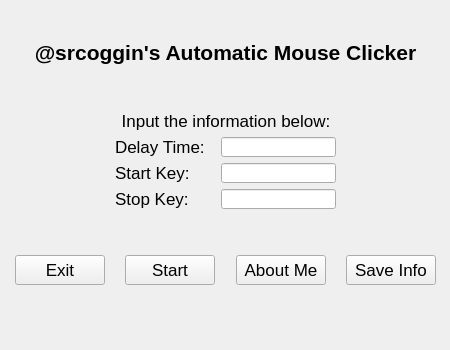
This is GUI.ui in srcoggin/PynPut-Auto-Clicker as Qt 5 draws it before an edit. The edited form follows.
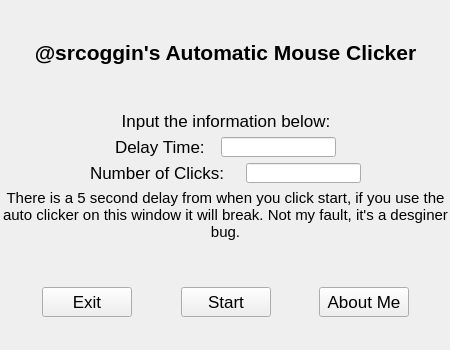
This is the edited form.

Commit message: im sorry bp, the simple auto clicker killed me. enough for today. the UI intergration is so annoying, the thing buils, but it just crashes after more than 10 clicks

```diff
--- a/GUI.ui
+++ b/GUI.ui
@@ -25,7 +25,7 @@
   <property name="windowTitle">
    <string>Form</string>
   </property>
-  <widget class="QWidget" name="">
+  <widget class="QWidget" name="layoutWidget">
    <property name="geometry">
     <rect>
      <x>0</x>
@@ -229,7 +229,7 @@
            <widget class="QLabel" name="label_4">
             <property name="minimumSize">
              <size>
-              <width>100</width>
+              <width>150</width>
               <height>20</height>
              </size>
             </property>
@@ -245,7 +245,7 @@
              </font>
             </property>
             <property name="text">
-             <string>Start Key:</string>
+             <string>Number of Clicks:</string>
             </property>
            </widget>
           </item>
@@ -281,74 +281,22 @@
          </layout>
         </item>
         <item>
-         <layout class="QHBoxLayout" name="horizontalLayout_2">
-          <item>
-           <spacer name="horizontalSpacer_9">
-            <property name="orientation">
-             <enum>Qt::Horizontal</enum>
-            </property>
-            <property name="sizeHint" stdset="0">
-             <size>
-              <width>40</width>
-              <height>20</height>
-             </size>
-            </property>
-           </spacer>
-          </item>
-          <item>
-           <widget class="QLabel" name="label_5">
-            <property name="minimumSize">
-             <size>
-              <width>100</width>
-              <height>20</height>
-             </size>
-            </property>
-            <property name="maximumSize">
-             <size>
-              <width>100</width>
-              <height>20</height>
-             </size>
-            </property>
-            <property name="font">
-             <font>
-              <pointsize>13</pointsize>
-             </font>
-            </property>
-            <property name="text">
-             <string>Stop Key:</string>
-            </property>
-           </widget>
-          </item>
-          <item>
-           <widget class="QLineEdit" name="Stop_Key_Input">
-            <property name="minimumSize">
-             <size>
-              <width>115</width>
-              <height>20</height>
-             </size>
-            </property>
-            <property name="maximumSize">
-             <size>
-              <width>115</width>
-              <height>20</height>
-             </size>
-            </property>
-           </widget>
-          </item>
-          <item>
-           <spacer name="horizontalSpacer_10">
-            <property name="orientation">
-             <enum>Qt::Horizontal</enum>
-            </property>
-            <property name="sizeHint" stdset="0">
-             <size>
-              <width>40</width>
-              <height>20</height>
-             </size>
-            </property>
-           </spacer>
-          </item>
-         </layout>
+         <widget class="QLabel" name="label_5">
+          <property name="font">
+           <font>
+            <pointsize>11</pointsize>
+           </font>
+          </property>
+          <property name="text">
+           <string>There is a 5 second delay from when you click start, if you use the auto clicker on this window it will break. Not my fault, it's a desginer bug.</string>
+          </property>
+          <property name="alignment">
+           <set>Qt::AlignCenter</set>
+          </property>
+          <property name="wordWrap">
+           <bool>true</bool>
+          </property>
+         </widget>
         </item>
         <item>
          <spacer name="verticalSpacer_4">
@@ -480,43 +428,6 @@
         </property>
        </widget>
       </item>
-      <item>
-       <spacer name="horizontalSpacer_3">
-        <property name="orientation">
-         <enum>Qt::Horizontal</enum>
-        </property>
-        <property name="sizeHint" stdset="0">
-         <size>
-          <width>40</width>
-          <height>20</height>
-         </size>
-        </property>
-       </spacer>
-      </item>
-      <item>
-       <widget class="QPushButton" name="Save_Info_Button">
-        <property name="minimumSize">
-         <size>
-          <width>90</width>
-          <height>30</height>
-         </size>
-        </property>
-        <property name="maximumSize">
-         <size>
-          <width>90</width>
-          <height>30</height>
-         </size>
-        </property>
-        <property name="font">
-         <font>
-          <pointsize>13</pointsize>
-         </font>
-        </property>
-        <property name="text">
-         <string>Save Info</string>
-        </property>
-       </widget>
-      </item>
       <item>
        <spacer name="horizontalSpacer_4">
         <property name="orientation">
```
Left out of the diff: 4 changed lines with no effect on the pictures. The commit also changes 3 other files.
